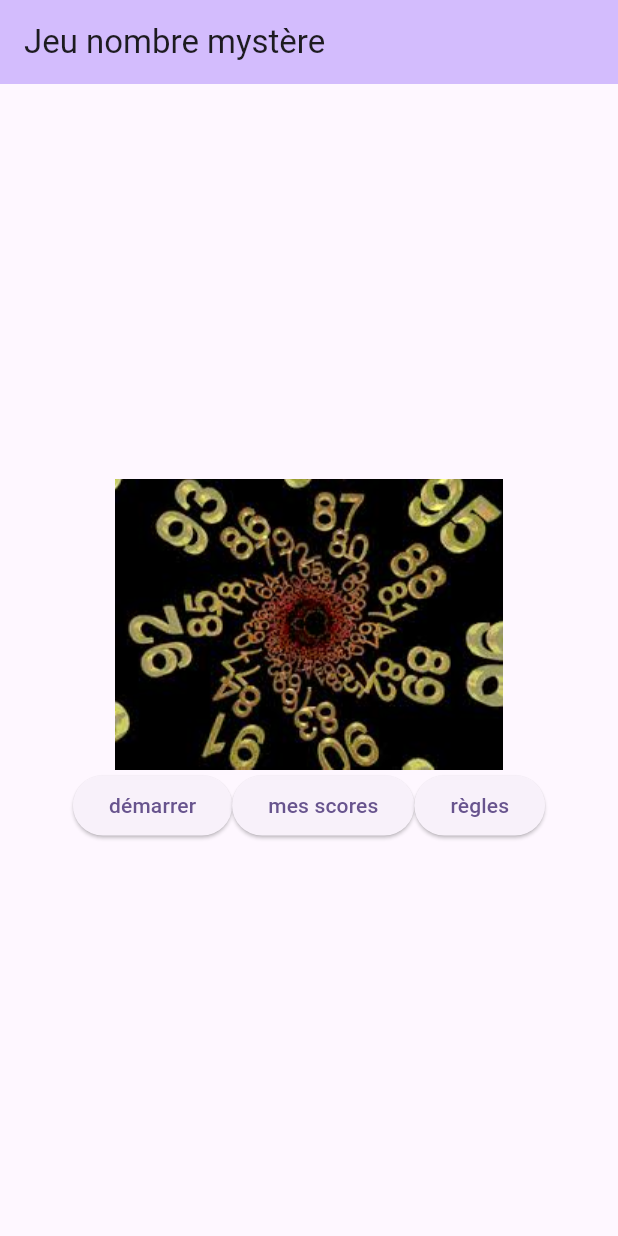
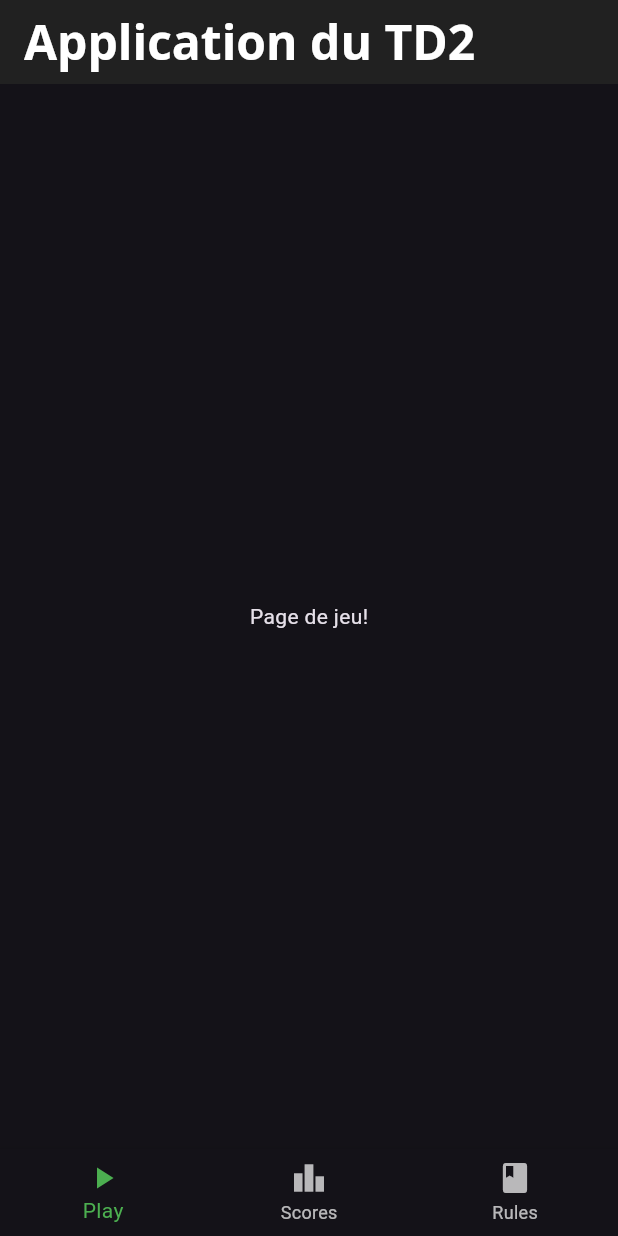
Before and after one commit to Juliette0070/jeu, a Flutter app: the screen it shows after launch, on a phone screen of 412 x 824 dp. Run offline on Flutter 3.47's test engine with Material 3 defaults, Android fonts, the light colour scheme and no system bars; our stand-ins replace google_fonts.

Commit message:
Refactoring des pages

```diff
--- a/lib/main.dart
+++ b/lib/main.dart
@@ -1,97 +1,10 @@
 import 'package:flutter/material.dart';
-
-// changer l'index quand appui sur boutton.
+import 'pages/mainPage.dart';
 
 void main() {
-  runApp(const MyApp());
+  runApp( const MaterialApp(
+      debugShowCheckedModeBanner: false,
+      title: "SAE Mobile",
+      home: MainPage()
+  ));
 }
-
-class MyApp extends StatelessWidget {
-  const MyApp({super.key});
-  @override
-  Widget build(BuildContext context) {
-    return MaterialApp(
-      title: 'Jeu nombre mystère',
-      theme: ThemeData(
-        colorScheme: ColorScheme.fromSeed(seedColor: Colors.deepPurple),
-        useMaterial3: true,
-      ),
-      home: const MyHomePage(title: 'Jeu nombre mystère'),
-    );
-  }
-}
-
-class MyHomePage extends StatefulWidget {
-  const MyHomePage({super.key, required this.title});
-  final String title;
-  @override
-  State<MyHomePage> createState() => _MyHomePageState();
-}
-
-class _MyHomePageState extends State<MyHomePage> {
-  int _selectedIndex = 0;
-  static final List<Widget> _widgetOptions = [
-    _EcranAccueilNombreMystere(),
-    _PartieNombreMystere()
-  ];
-
-  void _onItemTapped(int index){
-    setState(() {
-      _selectedIndex = index;
-    });
-  }
-
-  @override
-  Widget build(BuildContext context) {
-    return Scaffold(
-      appBar: AppBar(
-        backgroundColor: Theme.of(context).colorScheme.inversePrimary,
-        title: Text(widget.title),
-      ),
-      body: Center(
-        child: _widgetOptions.elementAt(_selectedIndex)
-      ),
-    );
-  }
-}
-
-class _EcranAccueilNombreMystere extends StatelessWidget{
-  @override
-  Widget build(BuildContext context){
-    return Column(
-      mainAxisAlignment: MainAxisAlignment.center,
-      children: <Widget>[
-        Image.asset('assets/images/images.jpg'), // Image.network('https://drissas.com/wp-content/uploads/2021/08/bebe_yoda.gif'),
-        Row(
-          mainAxisAlignment: MainAxisAlignment.center,
-          children: [
-            ElevatedButton(
-                onPressed: (){debugPrint('démarrer');},
-                child: const Text("démarrer")
-            ),
-            ElevatedButton(
-                onPressed: (){debugPrint('mes scores');},
-                child: const Text("mes scores")
-            ),
-            ElevatedButton(
-                onPressed: (){debugPrint('règles');},
-                child: const Text("règles")
-            )
-          ],
-        )
-      ],
-    );
-  }
-}
-
-class _PartieNombreMystere extends StatelessWidget{
-  @override
-  Widget build(BuildContext context){
-    return const Column(
-      mainAxisAlignment: MainAxisAlignment.center,
-      children: [
-        Text("Entrez un nombre: ")
-      ],
-    );
-  }
-}
--- /dev/null
+++ b/lib/mytheme.dart
@@ -0,0 +1,107 @@
+import 'package:flutter/material.dart';
+import 'package:google_fonts/google_fonts.dart';
+
+class MyTheme {
+  // 1
+  static TextTheme lightTextTheme = TextTheme(
+    bodyLarge: GoogleFonts.openSans(
+      fontSize: 14.0,
+      fontWeight: FontWeight.w700,
+      color: Colors.black,
+    ),
+    displayLarge: GoogleFonts.openSans(
+      fontSize: 32.0,
+      fontWeight: FontWeight.bold,
+      color: Colors.black,
+    ),
+    displayMedium: GoogleFonts.openSans(
+      fontSize: 21.0,
+      fontWeight: FontWeight.w700,
+      color: Colors.black,
+    ),
+    displaySmall: GoogleFonts.openSans(
+      fontSize: 16.0,
+      fontWeight: FontWeight.w600,
+      color: Colors.black,
+    ),
+    titleLarge: GoogleFonts.openSans(
+      fontSize: 20.0,
+      fontWeight: FontWeight.w600,
+      color: Colors.black,
+    ),
+  );
+
+  // 2
+  static TextTheme darkTextTheme = TextTheme(
+    bodyLarge: GoogleFonts.openSans(
+      fontSize: 14.0,
+      fontWeight: FontWeight.w700,
+      color: Colors.white,
+    ),
+    displayLarge: GoogleFonts.openSans(
+      fontSize: 32.0,
+      fontWeight: FontWeight.bold,
+      color: Colors.white,
+    ),
+    displayMedium: GoogleFonts.openSans(
+      fontSize: 21.0,
+      fontWeight: FontWeight.w700,
+      color: Colors.white,
+    ),
+    displaySmall: GoogleFonts.openSans(
+      fontSize: 16.0,
+      fontWeight: FontWeight.w600,
+      color: Colors.white,
+    ),
+    titleLarge: GoogleFonts.openSans(
+      fontSize: 20.0,
+      fontWeight: FontWeight.w600,
+      color: Colors.white,
+    ),
+  );
+
+  // 3
+  static ThemeData light() {
+    return ThemeData(
+      brightness: Brightness.light,
+      checkboxTheme: CheckboxThemeData(
+        fillColor: MaterialStateColor.resolveWith(
+              (states) {
+            return Colors.black;
+          },
+        ),
+      ),
+      appBarTheme: const AppBarTheme(
+        foregroundColor: Colors.black,
+        backgroundColor: Colors.white,
+      ),
+      floatingActionButtonTheme: const FloatingActionButtonThemeData(
+        foregroundColor: Colors.white,
+        backgroundColor: Colors.black,
+      ),
+      bottomNavigationBarTheme: const BottomNavigationBarThemeData(
+        selectedItemColor: Colors.green,
+      ),
+      textTheme: lightTextTheme,
+    );
+  }
+
+  // 4
+  static ThemeData dark() {
+    return ThemeData(
+      brightness: Brightness.dark,
+      appBarTheme: AppBarTheme(
+        foregroundColor: Colors.white,
+        backgroundColor: Colors.grey[900],
+      ),
+      floatingActionButtonTheme: const FloatingActionButtonThemeData(
+        foregroundColor: Colors.white,
+        backgroundColor: Colors.green,
+      ),
+      bottomNavigationBarTheme: const BottomNavigationBarThemeData(
+        selectedItemColor: Colors.green,
+      ),
+      textTheme: darkTextTheme,
+    );
+  }
+}
--- /dev/null
+++ b/lib/pages/mainPage.dart
@@ -0,0 +1,70 @@
+import 'package:flutter/material.dart';
+import 'package:jeu/pages/play.dart';
+import 'package:jeu/pages/scores.dart';
+import 'package:jeu/pages/rules.dart';
+import 'package:jeu/mytheme.dart';
+
+class MainPage extends StatefulWidget{
+  const MainPage({super.key});
+
+  @override
+  Home createState()=> Home();
+}
+
+class Home extends State<MainPage>{
+  Home();
+
+  int _currentScreen = 0;
+
+  @override
+  Widget build(BuildContext context) {
+    Widget child = Container();
+
+    switch(_currentScreen){
+      case 0:
+        child = Play();
+        break;
+      case 1:
+        child = Scores();
+        break;
+      case 2:
+        child = Rules();
+        break;
+    }
+
+    return MaterialApp(
+        theme: MyTheme.dark(),
+        title: 'TD2',
+        home: Scaffold(
+          appBar: AppBar(
+              title: const Text("Application du TD2"),
+              titleTextStyle: MyTheme.darkTextTheme.displayLarge
+          ),
+          backgroundColor: Colors.black,
+          bottomNavigationBar: _getNavBar(),
+          body: SizedBox.expand(child: child),
+        )
+    );
+  }
+
+  Widget _getNavBar(){
+    return BottomNavigationBar(
+      currentIndex: _currentScreen,
+      onTap: (int index) => setState(() => _currentScreen = index),
+      items: const <BottomNavigationBarItem>[
+        BottomNavigationBarItem(
+          icon: Icon(Icons.play_arrow),
+          label: 'Play',
+        ),
+        BottomNavigationBarItem(
+          icon: Icon(Icons.leaderboard),
+          label: 'Scores',
+        ),
+        BottomNavigationBarItem(
+          icon: Icon(Icons.book),
+          label: 'Rules',
+        ),
+      ],
+    );
+  }
+}
--- /dev/null
+++ b/lib/pages/play.dart
@@ -0,0 +1,21 @@
+import 'package:flutter/material.dart';
+import '../../mytheme.dart';
+
+class Play extends StatelessWidget {
+  const Play({super.key});
+
+  @override
+  Widget build(BuildContext context) {
+    return MaterialApp(
+        theme: MyTheme.dark(),
+        title: "SAE Mobile",
+        home: const Scaffold(
+            body: Center(
+                child: Text(
+                    "Page de jeu!"
+                )
+            )
+        )
+    );
+  }
+}
--- /dev/null
+++ b/lib/pages/rules.dart
@@ -0,0 +1,21 @@
+import 'package:flutter/material.dart';
+import '../../mytheme.dart';
+
+class Rules extends StatelessWidget {
+  const Rules({super.key});
+
+  @override
+  Widget build(BuildContext context) {
+    return MaterialApp(
+        theme: MyTheme.dark(),
+        title: "SAE Mobile",
+        home: const Scaffold(
+            body: Center(
+                child: Text(
+                    "Page des règles!"
+                )
+            )
+        )
+    );
+  }
+}
--- /dev/null
+++ b/lib/pages/scores.dart
@@ -0,0 +1,21 @@
+import 'package:flutter/material.dart';
+import '../../mytheme.dart';
+
+class Scores extends StatelessWidget {
+  const Scores({super.key});
+
+  @override
+  Widget build(BuildContext context) {
+    return MaterialApp(
+        theme: MyTheme.dark(),
+        title: "SAE Mobile",
+        home: const Scaffold(
+            body: Center(
+                child: Text(
+                    "Page des scores!"
+                )
+            )
+        )
+    );
+  }
+}
```
Also changed, not shown: pubspec.yaml (+5 -2 lines).
